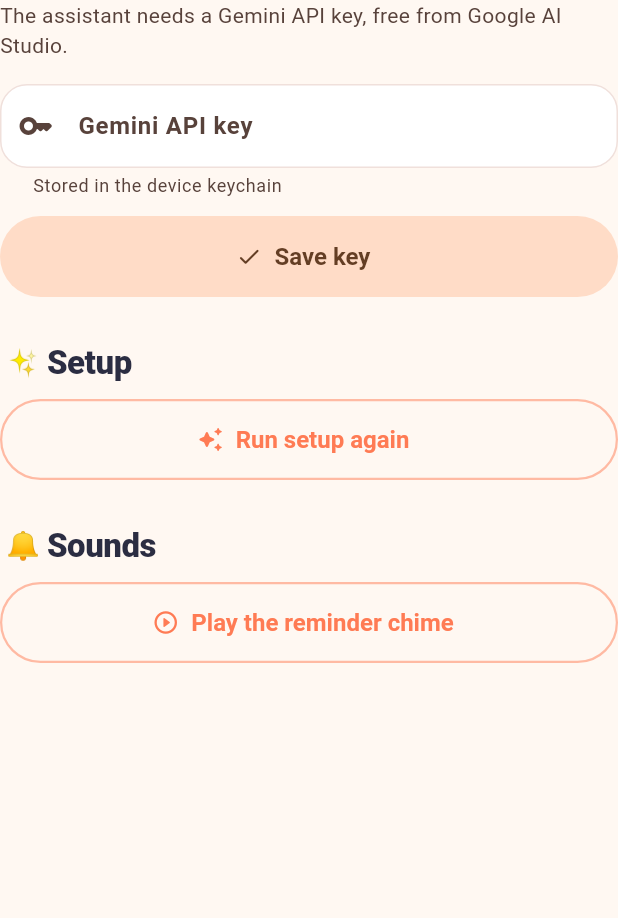
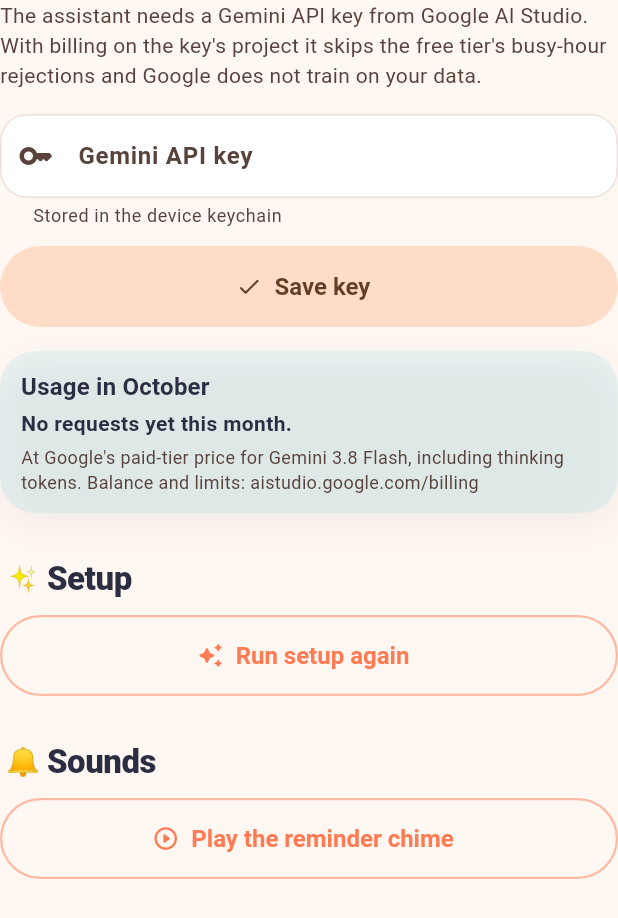
Before and after one commit to raycasan/glpals, a Flutter app: the AdvancedPage widget shown alone on an empty page, opened directly, on a phone screen of 412 x 824 dp. Shown: the top 918 px of the screen. Run offline on Flutter 3.47's test engine with Material 3 defaults, Android fonts, the phone set to English and light mode, and no system bars; our stand-ins replace fl_chart, flutter_local_notifications, flutter_secure_storage, google_sign_in, image_picker, sqflite and 1 more; missing offline and left inert: home_widget; accounts and stored records are empty; statements that could not run were skipped.

Commit message:
Cut the assistant's cost and show what it spends
Chat now runs with low thinking like the meal estimate already did: thinking tokens are billed as output at five times the input rate and were most of a chat turn's cost and latency. Meal photos are picked at 1024 px because Gemini bills images in 768-px tiles, so two tiles instead of four. The fallback model moves to gemini-3.6-flash; 3.7 has dropped off Google's model list.

lib/ai_usage.dart adds each reply's usageMetadata to a per-month row in the settings table, and the Advanced settings page shows the month's requests, tokens and cost at Google's published paid-tier price (with the 2027 step). A 402 from an empty prepaid balance now maps to the quota card, and the 429 wording no longer assumes the free tier.

Also brings README's assistant section up to date (it still described the Anthropic era) and pins the error mapping and usage maths in tests.

Co-Authored-By: Claude Fable 5.1 <noreply@anthropic.com>

```diff
--- a/lib/ai_service.dart
+++ b/lib/ai_service.dart
@@ -5,6 +5,7 @@ import 'dart:typed_data';
 import 'package:flutter_secure_storage/flutter_secure_storage.dart';
 import 'package:http/http.dart' as http;
 import 'package:intl/intl.dart';
+import 'ai_usage.dart';
 import 'db.dart';
 
 /// Why a call to the assistant did not work.
@@ -81,13 +82,30 @@ class AiException implements Exception {
   }
 
   /// Builds the right error from an HTTP failure.
+  ///
+  /// A 429 means different things on Gemini's two tiers: on the free tier it is
+  /// usually the daily allowance, gone until midnight Pacific; on a project with
+  /// billing it is a per-minute limit that clears on its own. The wording covers
+  /// both and the error is retryable, since on a paid key a retry is the fix.
   static AiException fromStatus(int status, String body) {
     final b = body.toLowerCase();
     if (status == 429 || b.contains('resource_exhausted')) {
       return AiException(
         AiErrorKind.quota,
-        'The free Gemini quota for today is used up. It resets after midnight '
-        'Pacific time, or you can raise the limit in Google AI Studio.',
+        'Gemini has hit the limit for this key. On the free tier that lasts '
+        'until midnight Pacific time; with billing on it clears in a minute. '
+        'Limits are shown in Google AI Studio.',
+        detail: body,
+        retryable: true,
+      );
+    }
+    if (status == 402) {
+      // Prepaid billing with nothing left on it. Only the paid tier can return
+      // this, and only a top-up fixes it, so it is deliberately not retryable.
+      return AiException(
+        AiErrorKind.quota,
+        'The prepaid balance on this key\'s Google project is used up, so '
+        'Gemini will not answer. Add credit in Google AI Studio under Billing.',
         detail: body,
       );
     }
@@ -136,13 +154,21 @@ class AiException implements Exception {
 
 /// Thin client for the Google Gemini API (generateContent). The API key is a
 /// Google AI Studio key, stored in the device keychain/keystore.
+///
+/// The key's Google Cloud project decides the tier. On the free tier Google may
+/// use prompts to improve its products and sheds requests with 503 "high
+/// demand" under load; with a billing account linked to the project neither
+/// applies. Nothing in this file changes between the two: the same key keeps
+/// working when billing is switched on.
 class AiService {
   static const _storage = FlutterSecureStorage();
   static const _keyName = 'gemini_api_key';
 
   /// Tried in order; the next one is used when a model is overloaded (503)
-  /// or rate limited (429).
-  static const models = ['gemini-3.8-flash', 'gemini-3.7-flash'];
+  /// or rate limited (429). The fallback is the previous-generation stable
+  /// Flash model as Google lists it; 3.7 Flash has dropped off the model
+  /// list, so leaning on it would turn a busy day into a 404.
+  static const models = ['gemini-3.8-flash', 'gemini-3.6-flash'];
   static const _base =
       'https://generativelanguage.googleapis.com/v1beta/models';
 
@@ -279,6 +305,13 @@ Keep answers short: this is read on a phone. Use plain sentences, no headers. Li
       throw AiException.fromStatus(res.statusCode, res.body);
     }
     final data = jsonDecode(res.body) as Map<String, dynamic>;
+    // Counted before the answer is checked: a blocked or empty reply was still
+    // billed, and the whole point of the count is to match the bill.
+    final counts = AiUsage.countsFrom(data);
+    if (counts != null) {
+      await AiUsage.record(
+          inputTokens: counts.input, outputTokens: counts.output);
+    }
     final candidates = (data['candidates'] as List?) ?? const [];
     if (candidates.isEmpty) {
       final reason = (data['promptFeedback'] as Map?)?['blockReason'];
@@ -325,6 +358,12 @@ Keep answers short: this is read on a phone. Use plain sentences, no headers. Li
   }
 
   /// [history] is alternating user/assistant turns from this chat session.
+  ///
+  /// Thinking is kept low on purpose. Answers here are a few short sentences
+  /// read on a phone, and thinking tokens are billed as output at five times
+  /// the input rate: at the default level they were most of a chat turn's cost
+  /// and most of its wait. Low keeps the pattern-spotting over the tracking
+  /// data; it drops the long deliberation that was not showing in the answer.
   static Future<String> ask(List<Map<String, String>> history) async {
     final context = await buildContext();
     return _call(
@@ -338,6 +377,7 @@ Keep answers short: this is read on a phone. Use plain sentences, no headers. Li
             ],
           },
       ],
+      thinkingLevel: 'low',
     );
   }
 
--- /dev/null
+++ b/lib/ai_usage.dart
@@ -0,0 +1,114 @@
+import 'dart:convert';
+
+import 'package:flutter/foundation.dart';
+
+import 'db.dart';
+
+/// What the assistant has cost so far, counted from the token numbers Gemini
+/// returns with every answer rather than estimated.
+///
+/// One row per calendar month in the settings table, so the figure survives
+/// restarts, travels with a Drive backup, and can be read in Settings without
+/// a cable and a log. Recording never throws: a failed count must not turn
+/// into a failed answer.
+class AiUsage {
+  /// Google's published paid-tier price for gemini-3.8-flash, USD per million
+  /// tokens. Output includes thinking tokens. The schedule doubles both on
+  /// 1 January 2027; update here when Google changes it again.
+  static double inputUsdPerMillion(DateTime at) => at.year >= 2027 ? 1.50 : 0.75;
+  static double outputUsdPerMillion(DateTime at) =>
+      at.year >= 2027 ? 7.50 : 3.75;
+
+  static double estimateUsd({
+    required int inputTokens,
+    required int outputTokens,
+    required DateTime at,
+  }) =>
+      inputTokens / 1e6 * inputUsdPerMillion(at) +
+      outputTokens / 1e6 * outputUsdPerMillion(at);
+
+  /// Settings key for the month [d] falls in.
+  static String keyFor(DateTime d) =>
+      'ai_usage_${d.year}-${d.month.toString().padLeft(2, '0')}';
+
+  /// Billable counts from a generateContent response, or null when the reply
+  /// carried none. Thinking tokens are billed as output, so they are added in.
+  static ({int input, int output})? countsFrom(Map<String, dynamic> data) {
+    final u = data['usageMetadata'];
+    if (u is! Map) return null;
+    int n(Object? v) => (v as num?)?.toInt() ?? 0;
+    final input = n(u['promptTokenCount']);
+    final output = n(u['candidatesTokenCount']) + n(u['thoughtsTokenCount']);
+    if (input == 0 && output == 0) return null;
+    return (input: input, output: output);
+  }
+
+  /// Adds one answer's tokens to the current month.
+  static Future<void> record({
+    required int inputTokens,
+    required int outputTokens,
+    DateTime? at,
+  }) async {
+    try {
+      final now = at ?? DateTime.now();
+      final cur = await month(now);
+      final next = UsageMonth(
+        at: now,
+        requests: cur.requests + 1,
+        inputTokens: cur.inputTokens + inputTokens,
+        outputTokens: cur.outputTokens + outputTokens,
+      );
+      await AppDb.instance.setSetting(keyFor(now), jsonEncode(next.toMap()));
+    } catch (e) {
+      debugPrint('Usage record failed: $e');
+    }
+  }
+
+  /// Totals for the month [d] falls in; zeros when nothing was recorded.
+  static Future<UsageMonth> month(DateTime d) async {
+    final raw = await AppDb.instance.getSetting(keyFor(d));
+    if (raw == null) return UsageMonth.empty(d);
+    try {
+      return UsageMonth.fromMap(jsonDecode(raw) as Map<String, dynamic>, d);
+    } catch (_) {
+      return UsageMonth.empty(d);
+    }
+  }
+}
+
+/// One month of assistant usage.
+class UsageMonth {
+  const UsageMonth({
+    required this.at,
+    required this.requests,
+    required this.inputTokens,
+    required this.outputTokens,
+  });
+
+  UsageMonth.empty(this.at)
+      : requests = 0,
+        inputTokens = 0,
+        outputTokens = 0;
+
+  /// Any date inside the month; decides the price schedule.
+  final DateTime at;
+  final int requests;
+  final int inputTokens;
+  final int outputTokens;
+
+  double get usd => AiUsage.estimateUsd(
+      inputTokens: inputTokens, outputTokens: outputTokens, at: at);
+
+  Map<String, Object?> toMap() => {
+        'requests': requests,
+        'in': inputTokens,
+        'out': outputTokens,
+      };
+
+  static UsageMonth fromMap(Map<String, dynamic> m, DateTime at) => UsageMonth(
+        at: at,
+        requests: (m['requests'] as num?)?.toInt() ?? 0,
+        inputTokens: (m['in'] as num?)?.toInt() ?? 0,
+        outputTokens: (m['out'] as num?)?.toInt() ?? 0,
+      );
+}
--- a/lib/screens/settings_screen.dart
+++ b/lib/screens/settings_screen.dart
@@ -4,6 +4,7 @@ import 'package:flutter/material.dart';
 import 'package:intl/intl.dart';
 
 import '../ai_service.dart';
+import '../ai_usage.dart';
 import '../backup_service.dart';
 import '../db.dart';
 import '../med.dart';
@@ -1116,7 +1117,9 @@ class _AdvancedPageState extends State<AdvancedPage> {
       crossAxisAlignment: CrossAxisAlignment.start,
       children: [
         const _Intro(
-            'The assistant needs a Gemini API key, free from Google AI Studio.'),
+            'The assistant needs a Gemini API key from Google AI Studio. With '
+            'billing on the key\'s project it skips the free tier\'s busy-hour '
+            'rejections and Google does not train on your data.'),
         TextField(
           controller: _key,
           obscureText: true,
@@ -1138,6 +1141,8 @@ class _AdvancedPageState extends State<AdvancedPage> {
           icon: const Icon(Icons.check_rounded),
           label: const Text('Save key'),
         ),
+        const SizedBox(height: 16),
+        const _UsageCard(),
         const SizedBox(height: 24),
         const SectionTitle('Setup', emoji: '✨'),
         OutlinedButton.icon(
@@ -1166,6 +1171,56 @@ class _AdvancedPageState extends State<AdvancedPage> {
 }
 
 // -------------------------------------------------------------- shared bits
+
+/// This month's assistant usage and what it has cost, from the token counts
+/// Gemini returns, so the bill is readable here instead of guessed at.
+class _UsageCard extends StatelessWidget {
+  const _UsageCard();
+
+  @override
+  Widget build(BuildContext context) {
+    final theme = Theme.of(context);
+    final scheme = theme.colorScheme;
+    final now = DateTime.now();
+    return FutureBuilder<UsageMonth>(
+      future: AiUsage.month(now),
+      builder: (context, snap) {
+        final u = snap.data;
+        final k = NumberFormat.compact();
+        final String line;
+        if (u == null) {
+          line = 'Counting…';
+        } else if (u.requests == 0) {
+          line = 'No requests yet this month.';
+        } else {
+          line = '${u.requests} request${u.requests == 1 ? '' : 's'} · '
+              '${k.format(u.inputTokens)} tokens in · '
+              '${k.format(u.outputTokens)} out · about '
+              '\$${u.usd < 0.01 ? '<0.01' : u.usd.toStringAsFixed(2)}';
+        }
+        return SoftCard(
+          padding: const EdgeInsets.fromLTRB(14, 12, 14, 12),
+          color: Palette.sky.withValues(alpha: .12),
+          child: Column(
+            crossAxisAlignment: CrossAxisAlignment.start,
+            children: [
+              Text('Usage in ${DateFormat('MMMM').format(now)}',
+                  style: theme.textTheme.titleMedium),
+              const SizedBox(height: 2),
+              Text(line, style: const TextStyle(fontWeight: FontWeight.w600)),
+              const SizedBox(height: 4),
+              Text(
+                  'At Google\'s paid-tier price for Gemini 3.8 Flash, including '
+                  'thinking tokens. Balance and limits: aistudio.google.com/billing',
+                  style:
+                      TextStyle(fontSize: 12, color: scheme.onSurfaceVariant)),
+            ],
+          ),
+        );
+      },
+    );
+  }
+}
 
 /// Selectable tile used by the companion, widget and appearance pages.
 class _ChoiceTile extends StatelessWidget {
```
Also changed, not shown: lib/screens/meal_editor.dart (+6 -2 lines), 3 other files.
